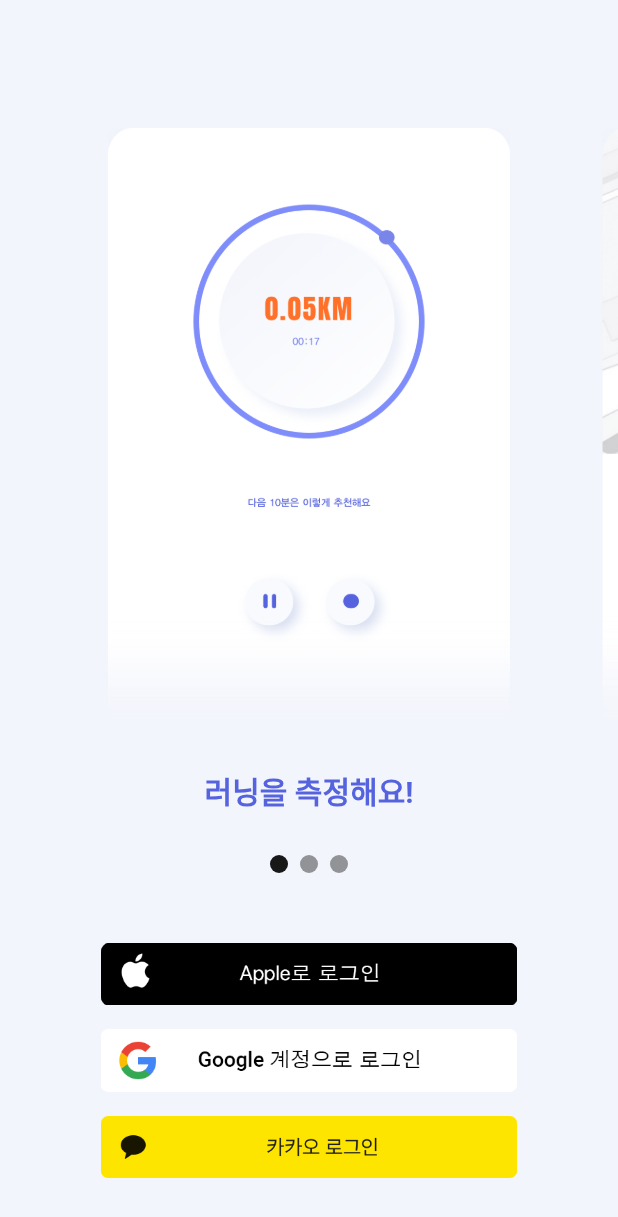
After one commit to swmsprint/SPRINT-APP, a Flutter app: the screen it shows after launch, on a phone screen of 412 x 824 dp. The commit adds this screen. Shown: the top 1217 px of the screen. Run offline on Flutter 3.47's test engine with Material 2 defaults, Android fonts, the light colour scheme and no system bars; drawn by our look-alikes of carousel_slider; our stand-ins replace flutter_heatmap_calendar, flutter_neumorphic, geolocator, google_maps_flutter, infinite_scroll_pagination, sprintf; missing offline and left inert: flutter_config.

Commit message:
feat: login page UI

```diff
--- a/lib/main.dart
+++ b/lib/main.dart
@@ -1,4 +1,5 @@
 import 'package:flutter/material.dart';
+import 'package:sprint/screens/login_page.dart';
 import 'package:sprint/widgets/main/appbar.dart';
 import 'package:sprint/widgets/main/bottomnavbar.dart';
 import 'package:flutter_config/flutter_config.dart';
@@ -22,7 +23,7 @@ class MyApp extends StatelessWidget {
         scaffoldBackgroundColor: const Color(0xfff3f5fc),
       ),
       debugShowCheckedModeBanner: false,
-      home: const RootPage(),
+      home: const LoginPage(),
     );
   }
 }
--- /dev/null
+++ b/lib/screens/login_page.dart
@@ -0,0 +1,48 @@
+import 'package:flutter/material.dart';
+import 'package:sprint/widgets/login_page/carousel.dart';
+
+class LoginPage extends StatelessWidget {
+  const LoginPage({super.key});
+
+  @override
+  Widget build(BuildContext context) {
+    return Scaffold(
+        body: Column(
+      children: [
+        const Padding(padding: EdgeInsets.all(40)),
+        const Carousel(),
+        Expanded(
+          child: Center(
+            child:
+                Column(mainAxisAlignment: MainAxisAlignment.center, children: [
+              SizedBox(
+                width: MediaQuery.of(context).size.width * 0.85,
+                height: MediaQuery.of(context).size.height * 0.07,
+                child: IconButton(
+                  icon: Image.asset('assets/images/login/apple.png'),
+                  onPressed: () {},
+                ),
+              ),
+              SizedBox(
+                width: MediaQuery.of(context).size.width * 0.85,
+                height: MediaQuery.of(context).size.height * 0.07,
+                child: IconButton(
+                  icon: Image.asset('assets/images/login/google.png'),
+                  onPressed: () {},
+                ),
+              ),
+              SizedBox(
+                width: MediaQuery.of(context).size.width * 0.85,
+                height: MediaQuery.of(context).size.height * 0.07,
+                child: IconButton(
+                  icon: Image.asset('assets/images/login/kakao.png'),
+                  onPressed: () {},
+                ),
+              ),
+            ]),
+          ),
+        )
+      ],
+    ));
+  }
+}
--- /dev/null
+++ b/lib/widgets/login_page/carousel.dart
@@ -0,0 +1,88 @@
+import 'package:carousel_slider/carousel_slider.dart';
+import 'package:flutter/material.dart';
+
+final List<String> imgList = [
+  'assets/images/login/1.png',
+  'assets/images/login/2.png',
+  'assets/images/login/3.png',
+];
+final List<String> testList = [
+  '러닝을 측정해요!',
+  '통계를 한눈에 파악해요!',
+  '친구들과 경쟁하며 즐겨요!',
+];
+
+final List<Widget> imageSliders = imgList
+    .map(
+      (item) => Container(
+        margin: const EdgeInsets.all(5.0),
+        child: ClipRRect(
+          borderRadius: const BorderRadius.all(Radius.circular(5.0)),
+          child: Image.asset(
+            item,
+          ),
+        ),
+      ),
+    )
+    .toList();
+
+class Carousel extends StatefulWidget {
+  const Carousel({super.key});
+
+  @override
+  State<Carousel> createState() => _CarouselState();
+}
+
+class _CarouselState extends State<Carousel> {
+  int _current = 0;
+  final CarouselController _controller = CarouselController();
+
+  @override
+  Widget build(BuildContext context) {
+    return Column(mainAxisAlignment: MainAxisAlignment.start, children: [
+      CarouselSlider(
+        items: imageSliders,
+        carouselController: _controller,
+        options: CarouselOptions(
+            autoPlay: false,
+            enableInfiniteScroll: false,
+            height: MediaQuery.of(context).size.height * 0.5,
+            onPageChanged: (index, reason) {
+              setState(() {
+                _current = index;
+              });
+            }),
+      ),
+      const Padding(padding: EdgeInsets.all(10)),
+      Text(
+        testList[_current],
+        style: const TextStyle(
+          fontSize: 20,
+          fontWeight: FontWeight.bold,
+          color: Color(0xff5563de),
+        ),
+      ),
+      const Padding(padding: EdgeInsets.all(10)),
+      Row(
+        mainAxisAlignment: MainAxisAlignment.center,
+        children: imgList.asMap().entries.map((entry) {
+          return GestureDetector(
+            onTap: () => _controller.animateToPage(entry.key),
+            child: Container(
+              width: 12.0,
+              height: 12.0,
+              margin:
+                  const EdgeInsets.symmetric(vertical: 8.0, horizontal: 4.0),
+              decoration: BoxDecoration(
+                  shape: BoxShape.circle,
+                  color: (Theme.of(context).brightness == Brightness.dark
+                          ? Colors.white
+                          : Colors.black)
+                      .withOpacity(_current == entry.key ? 0.9 : 0.4)),
+            ),
+          );
+        }).toList(),
+      ),
+    ]);
+  }
+}
```
Also changed, not shown: pubspec.yaml (+7 -0 lines), assets/images/login/1.png (added), assets/images/login/2.png (added), assets/images/login/3.png (added), assets/images/login/apple.png (added), assets/images/login/google.png (added), assets/images/login/kakao.png (added), pubspec.lock.
